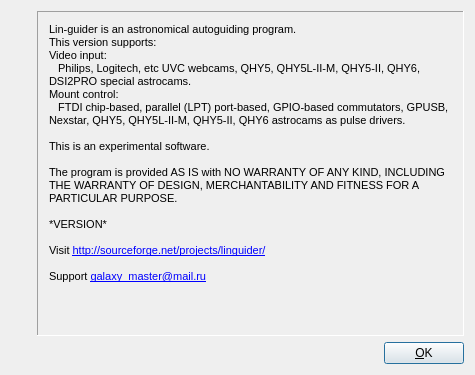
The window that lin_guider/ui/about.ui (rumengb/lin_guider) describes before a commit, drawn with Qt 5.
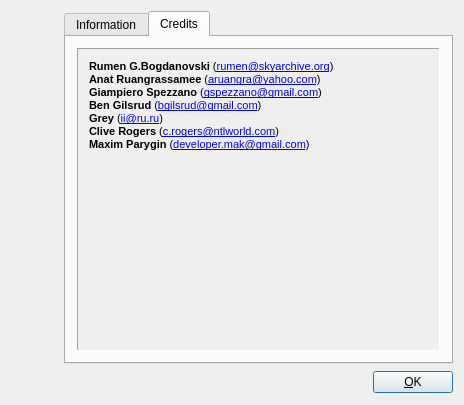
The same window after the commit. Icons and pictures are not drawn.

Commit message: andrew: redo restore exposure, add credits

Patch:
```diff
--- a/lin_guider/ui/about.ui
+++ b/lin_guider/ui/about.ui
@@ -6,8 +6,8 @@
    <rect>
     <x>0</x>
     <y>0</y>
-    <width>475</width>
-    <height>375</height>
+    <width>464</width>
+    <height>405</height>
    </rect>
   </property>
   <property name="minimumSize">
@@ -26,24 +26,21 @@
    <string>about</string>
   </property>
   <layout class="QGridLayout" name="gridLayout_2">
+   <item row="0" column="1">
+    <widget class="QTabWidget" name="tabWidget_Pages">
+     <property name="tabShape">
+      <enum>QTabWidget::Rounded</enum>
+     </property>
+     <property name="currentIndex">
+      <number>1</number>
+     </property>
+     <widget class="QWidget" name="tab_Main">
+      <attribute name="title">
+       <string>Information</string>
+      </attribute>
+      <layout class="QGridLayout" name="gridLayout_3">
    <item row="0" column="0">
-    <widget class="QLabel" name="label_Image">
-     <property name="sizePolicy">
-      <sizepolicy hsizetype="Fixed" vsizetype="Maximum">
-       <horstretch>0</horstretch>
-       <verstretch>0</verstretch>
-      </sizepolicy>
-     </property>
-     <property name="text">
-      <string/>
-     </property>
-     <property name="pixmap">
-      <pixmap resource="../rc/lin_guider.qrc">:/new/prefix1/about_inf.png</pixmap>
-     </property>
-    </widget>
-   </item>
-   <item row="0" column="1" rowspan="2" colspan="2">
-    <widget class="QScrollArea" name="scrollArea">
+        <widget class="QScrollArea" name="scrollArea_Main">
      <property name="frameShape">
       <enum>QFrame::Panel</enum>
      </property>
@@ -55,8 +52,8 @@
        <rect>
         <x>0</x>
         <y>0</y>
-        <width>399</width>
-        <height>322</height>
+            <width>364</width>
+            <height>303</height>
        </rect>
       </property>
       <layout class="QGridLayout" name="gridLayout">
@@ -102,7 +99,87 @@
      </widget>
     </widget>
    </item>
-   <item row="1" column="0" rowspan="2">
+      </layout>
+     </widget>
+     <widget class="QWidget" name="tab_Credits">
+      <attribute name="title">
+       <string>Credits</string>
+      </attribute>
+      <layout class="QGridLayout" name="gridLayout_5">
+       <item row="0" column="0">
+        <widget class="QScrollArea" name="scrollArea_Credits">
+         <property name="frameShape">
+          <enum>QFrame::Panel</enum>
+         </property>
+         <property name="widgetResizable">
+          <bool>true</bool>
+         </property>
+         <widget class="QWidget" name="scrollAreaWidgetContents_2">
+          <property name="geometry">
+           <rect>
+            <x>0</x>
+            <y>0</y>
+            <width>364</width>
+            <height>303</height>
+           </rect>
+          </property>
+          <layout class="QGridLayout" name="gridLayout_4">
+           <item row="0" column="0">
+            <widget class="QLabel" name="label_Info_2">
+             <property name="text">
+              <string>&lt;!DOCTYPE HTML PUBLIC &quot;-//W3C//DTD HTML 4.0//EN&quot; &quot;http://www.w3.org/TR/REC-html40/strict.dtd&quot;&gt;
+&lt;html&gt;&lt;head&gt;&lt;meta name=&quot;qrichtext&quot; content=&quot;1&quot; /&gt;&lt;style type=&quot;text/css&quot;&gt;
+p, li { white-space: pre-wrap; }
+&lt;/style&gt;&lt;/head&gt;&lt;body style=&quot; font-family:'Tahoma'; font-size:8pt; font-weight:400; font-style:normal;&quot;&gt;
+&lt;p style=&quot; margin-top:0px; margin-bottom:0px; margin-left:0px; margin-right:0px; -qt-block-indent:0; text-indent:0px;&quot;&gt;&lt;span style=&quot; font-weight:600;&quot;&gt;Rumen G.Bogdanovski&lt;/span&gt; (&lt;a href=&quot;mailto:rumen@skyarchive.org&quot;&gt;&lt;span style=&quot; text-decoration: underline; color:#0000ff;&quot;&gt;rumen@skyarchive.org&lt;/span&gt;&lt;/a&gt;)&lt;/p&gt;
+&lt;p style=&quot; margin-top:0px; margin-bottom:0px; margin-left:0px; margin-right:0px; -qt-block-indent:0; text-indent:0px;&quot;&gt;&lt;span style=&quot; font-weight:600;&quot;&gt;Anat Ruangrassamee&lt;/span&gt; (&lt;a href=&quot;mailto:aruangra@yahoo.com&quot;&gt;&lt;span style=&quot; text-decoration: underline; color:#0000ff;&quot;&gt;aruangra@yahoo.com&lt;/span&gt;&lt;/a&gt;)&lt;/p&gt;
+&lt;p style=&quot; margin-top:0px; margin-bottom:0px; margin-left:0px; margin-right:0px; -qt-block-indent:0; text-indent:0px;&quot;&gt;&lt;span style=&quot; font-weight:600;&quot;&gt;Giampiero Spezzano&lt;/span&gt; (&lt;a href=&quot;mailto:gspezzano@gmail.com&quot;&gt;&lt;span style=&quot; text-decoration: underline; color:#0000ff;&quot;&gt;gspezzano@gmail.com&lt;/span&gt;&lt;/a&gt;)&lt;/p&gt;
+&lt;p style=&quot; margin-top:0px; margin-bottom:0px; margin-left:0px; margin-right:0px; -qt-block-indent:0; text-indent:0px;&quot;&gt;&lt;span style=&quot; font-weight:600;&quot;&gt;Ben Gilsrud&lt;/span&gt; (&lt;a href=&quot;mailto:bgilsrud@gmail.com&quot;&gt;&lt;span style=&quot; text-decoration: underline; color:#0000ff;&quot;&gt;bgilsrud@gmail.com&lt;/span&gt;&lt;/a&gt;)&lt;/p&gt;
+&lt;p style=&quot; margin-top:0px; margin-bottom:0px; margin-left:0px; margin-right:0px; -qt-block-indent:0; text-indent:0px;&quot;&gt;&lt;span style=&quot; font-weight:600;&quot;&gt;Grey&lt;/span&gt; (&lt;a href=&quot;mailto:ii@ru.ru&quot;&gt;&lt;span style=&quot; text-decoration: underline; color:#0000ff;&quot;&gt;ii@ru.ru&lt;/span&gt;&lt;/a&gt;)&lt;/p&gt;
+&lt;p style=&quot; margin-top:0px; margin-bottom:0px; margin-left:0px; margin-right:0px; -qt-block-indent:0; text-indent:0px;&quot;&gt;&lt;span style=&quot; font-weight:600;&quot;&gt;Clive Rogers&lt;/span&gt; (&lt;a href=&quot;mailto:c.rogers@ntlworld.com&quot;&gt;&lt;span style=&quot; text-decoration: underline; color:#0000ff;&quot;&gt;c.rogers@ntlworld.com&lt;/span&gt;&lt;/a&gt;)&lt;/p&gt;
+&lt;p style=&quot; margin-top:0px; margin-bottom:0px; margin-left:0px; margin-right:0px; -qt-block-indent:0; text-indent:0px;&quot;&gt;&lt;span style=&quot; font-weight:600;&quot;&gt;Maxim Parygin&lt;/span&gt; (&lt;a href=&quot;mailto:developer.mak@gmail.com&quot;&gt;&lt;span style=&quot; text-decoration: underline; color:#0000ff;&quot;&gt;developer.mak@gmail.com&lt;/span&gt;&lt;/a&gt;)&lt;/p&gt;&lt;/body&gt;&lt;/html&gt;</string>
+             </property>
+             <property name="alignment">
+              <set>Qt::AlignLeading|Qt::AlignLeft|Qt::AlignTop</set>
+             </property>
+             <property name="wordWrap">
+              <bool>true</bool>
+             </property>
+             <property name="openExternalLinks">
+              <bool>true</bool>
+             </property>
+             <property name="textInteractionFlags">
+              <set>Qt::LinksAccessibleByMouse</set>
+             </property>
+            </widget>
+           </item>
+          </layout>
+         </widget>
+        </widget>
+       </item>
+      </layout>
+     </widget>
+    </widget>
+   </item>
+   <item row="0" column="0" rowspan="4">
+    <layout class="QVBoxLayout" name="verticalLayout">
+     <item>
+      <widget class="QLabel" name="label_Image">
+       <property name="sizePolicy">
+        <sizepolicy hsizetype="Fixed" vsizetype="Maximum">
+         <horstretch>0</horstretch>
+         <verstretch>0</verstretch>
+        </sizepolicy>
+       </property>
+       <property name="text">
+        <string/>
+       </property>
+       <property name="pixmap">
+        <pixmap resource="../rc/lin_guider.qrc">:/new/prefix1/about_inf.png</pixmap>
+       </property>
+      </widget>
+     </item>
+     <item>
     <spacer name="verticalSpacer">
      <property name="orientation">
       <enum>Qt::Vertical</enum>
@@ -112,13 +189,17 @@
      </property>
      <property name="sizeHint" stdset="0">
       <size>
-       <width>20</width>
-       <height>304</height>
+         <width>47</width>
+         <height>58</height>
       </size>
      </property>
     </spacer>
    </item>
-   <item row="2" column="1">
+    </layout>
+   </item>
+   <item row="1" column="1" rowspan="3">
+    <layout class="QHBoxLayout" name="horizontalLayout">
+     <item>
     <spacer name="horizontalSpacer">
      <property name="orientation">
       <enum>Qt::Horizontal</enum>
@@ -128,13 +209,13 @@
      </property>
      <property name="sizeHint" stdset="0">
       <size>
-       <width>307</width>
-       <height>20</height>
+         <width>304</width>
+         <height>24</height>
       </size>
      </property>
     </spacer>
    </item>
-   <item row="2" column="2">
+     <item>
     <widget class="QPushButton" name="pushButton_Ok">
      <property name="sizePolicy">
       <sizepolicy hsizetype="Maximum" vsizetype="Fixed">
@@ -151,6 +232,8 @@
     </widget>
    </item>
   </layout>
+   </item>
+  </layout>
  </widget>
  <layoutdefault spacing="6" margin="11"/>
  <resources>
```
Left out of the diff: 1 changed line with no effect on the pictures. Lines whose indentation alone changed are shown as unchanged. The commit also changes 11 other files.
